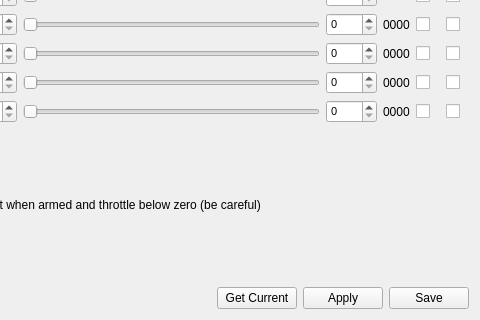
This is ground/openpilotgcs/src/plugins/config/output.ui in openpilot/OpenPilot as Qt 5 draws it before an edit; both pictures show x 179 to 659 and y 191 to 511 of the 659 by 511 pixel window. The edited form follows.
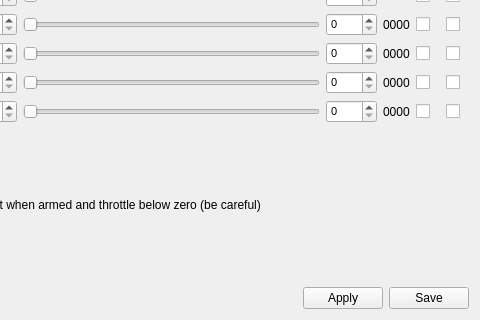
This is the edited form. Icons and pictures are not drawn.

Commit message: Get rid of the "Request" button on the config gadget: it now tracks object updates and automatically keeps its state synchronized with UAVOBject changes.

```diff
--- a/ground/openpilotgcs/src/plugins/config/output.ui
+++ b/ground/openpilotgcs/src/plugins/config/output.ui
@@ -1143,16 +1143,6 @@
        </property>
       </widget>
      </item>
-     <item>
-      <widget class="QPushButton" name="getRCOutputCurrent">
-       <property name="toolTip">
-        <string>Retrieve settings from OpenPilot</string>
-       </property>
-       <property name="text">
-        <string>Get Current</string>
-       </property>
-      </widget>
-     </item>
      <item>
       <widget class="QPushButton" name="saveRCOutputToRAM">
        <property name="toolTip">
```
Left out of the diff: 1 changed line with no effect on the pictures. The commit also changes 14 other files.
